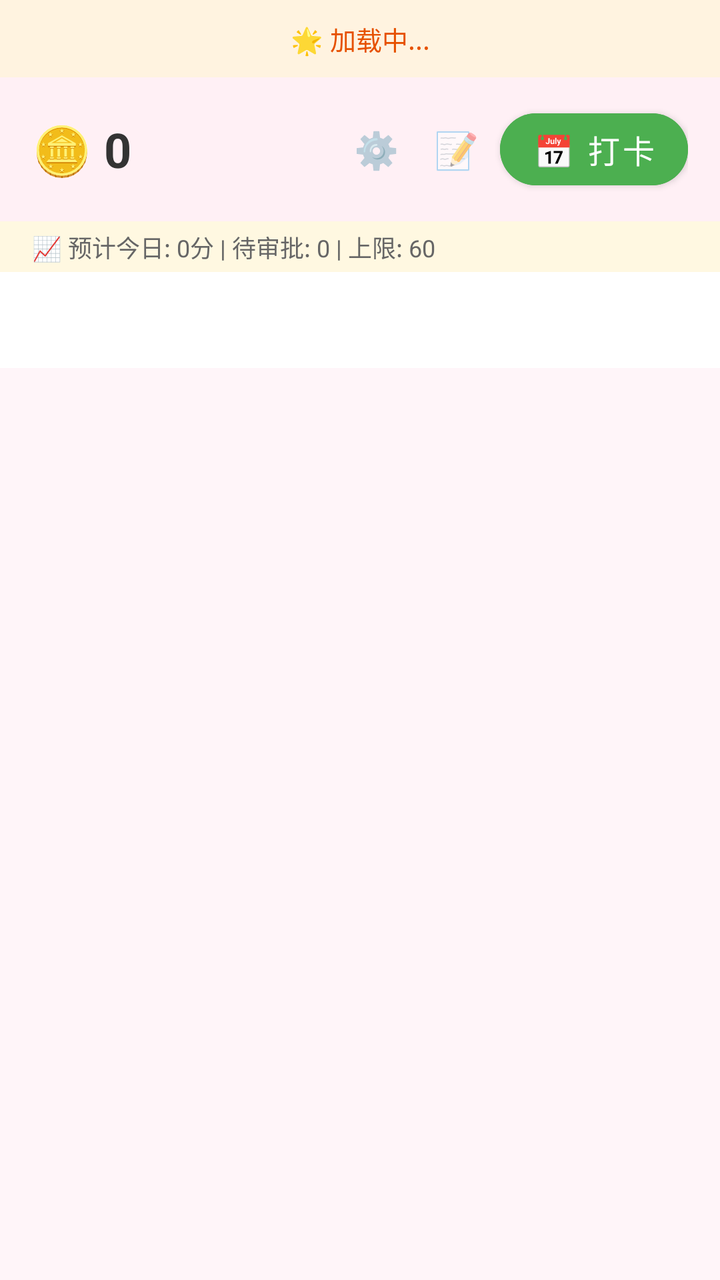
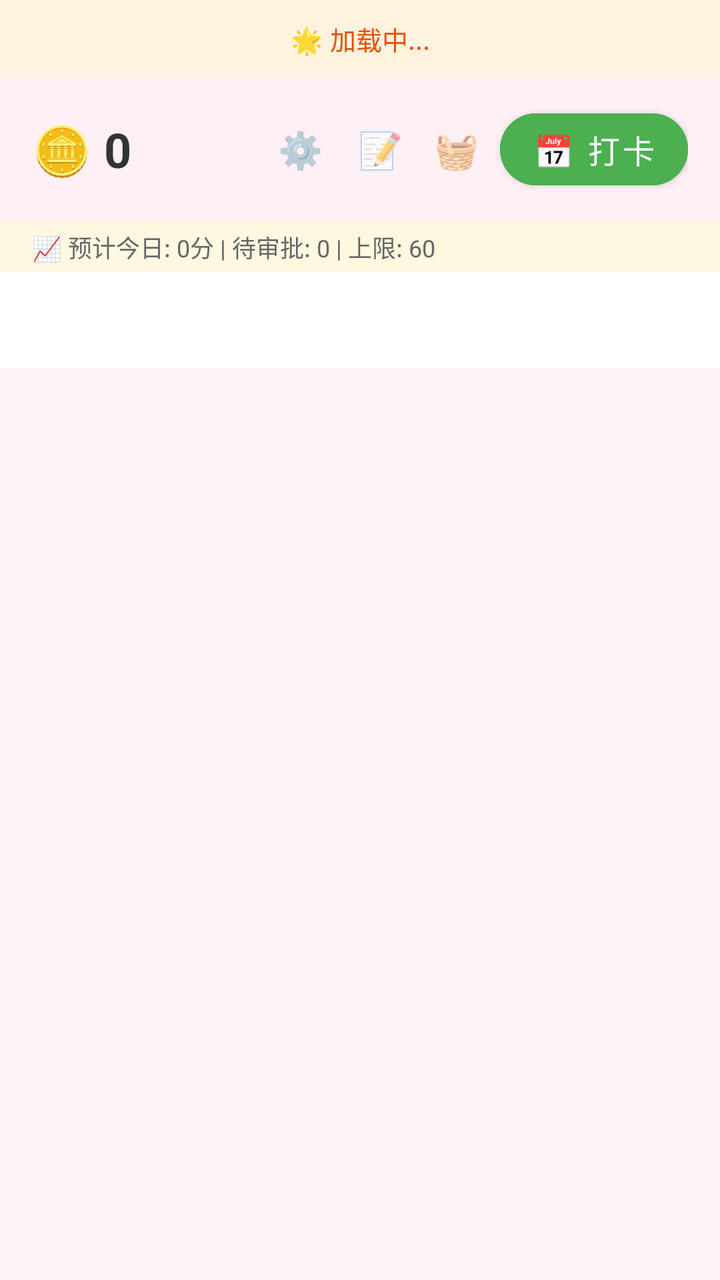

An Android layout rendered at two revisions. The XML below is the earlier revision; the diff shows what the commit changed to produce the second picture.
<!-- AndroidManifest.xml: activity theme Theme.HabitTracker.Child -->
<!-- res/layout/activity_child.xml -->
<?xml version="1.0" encoding="utf-8"?>
<LinearLayout xmlns:android="http://schemas.android.com/apk/res/android"
    xmlns:app="http://schemas.android.com/apk/res-auto"
    android:layout_width="match_parent"
    android:layout_height="match_parent"
    android:orientation="vertical"
    android:background="@color/background_child">

    
    <TextView
        android:id="@+id/tv_daily_quote"
        android:layout_width="match_parent"
        android:layout_height="wrap_content"
        android:padding="10dp"
        android:paddingStart="16dp"
        android:paddingEnd="16dp"
        android:background="#FFF3E0"
        android:text="🌟 加载中..."
        android:textSize="13sp"
        android:textColor="#E65100"
        android:lineSpacingExtra="2dp"
        android:gravity="center" />

    
    <RelativeLayout
        android:layout_width="match_parent"
        android:layout_height="wrap_content"
        android:padding="12dp"
        android:paddingStart="16dp"
        android:paddingEnd="16dp"
        android:background="@color/child_pink_light">

        <TextView
            android:id="@+id/tv_coin_balance"
            android:layout_width="wrap_content"
            android:layout_height="wrap_content"
            android:layout_centerVertical="true"
            android:text="🪙 0"
            android:textSize="24sp"
            android:textColor="@color/text_primary"
            android:textStyle="bold" />

        <LinearLayout
            android:layout_width="wrap_content"
            android:layout_height="wrap_content"
            android:layout_alignParentEnd="true"
            android:layout_centerVertical="true"
            android:orientation="horizontal">

            <TextView
                android:id="@+id/btn_child_settings"
                android:layout_width="32dp"
                android:layout_height="32dp"
                android:text="⚙️"
                android:textSize="18sp"
                android:gravity="center"
                android:layout_marginEnd="8dp"
                android:background="?attr/selectableItemBackgroundBorderless"
                android:clickable="true"
                android:focusable="true"
                android:contentDescription="设置" />

            <TextView
                android:id="@+id/btn_submit_homework"
                android:layout_width="32dp"
                android:layout_height="32dp"
                android:text="📝"
                android:textSize="18sp"
                android:gravity="center"
                android:layout_marginEnd="6dp"
                android:background="?attr/selectableItemBackgroundBorderless"
                android:clickable="true"
                android:focusable="true"
                android:contentDescription="提交作业" />
            <com.google.android.material.button.MaterialButton
                android:id="@+id/btn_check_in"
                android:layout_width="wrap_content"
                android:layout_height="48dp"
                android:text="📅 打卡"
                android:textSize="16sp"
                android:textAllCaps="false"
                app:cornerRadius="24dp"
                android:backgroundTint="@color/child_green" />

        </LinearLayout>

    </RelativeLayout>
    
    <TextView
        android:id="@+id/tv_earning_estimate"
        android:layout_width="match_parent"
        android:layout_height="wrap_content"
        android:paddingStart="16dp"
        android:paddingEnd="16dp"
        android:paddingTop="4dp"
        android:paddingBottom="4dp"
        android:text="📈 预计今日: 0分 | 待审批: 0 | 上限: 60"
        android:textSize="12sp"
        android:textColor="#FF666666"
        android:background="#FFF8E1" />

    
    <com.google.android.material.tabs.TabLayout
        android:id="@+id/tab_layout"
        android:layout_width="match_parent"
        android:layout_height="48dp"
        android:background="@android:color/white"
        app:tabMode="fixed"
        app:tabGravity="fill" />

    
    <androidx.viewpager2.widget.ViewPager2
        android:id="@+id/view_pager"
        android:layout_width="match_parent"
        android:layout_height="0dp"
        android:layout_weight="1" />

</LinearLayout>
<!-- resources referenced by this layout -->
<resources>
  <color name="background_child">#FFF5F9</color>
  <color name="child_green">#4CAF50</color>
  <color name="child_pink_light">#FFF0F5</color>
  <color name="text_primary">#333333</color>
  <style name="Theme.HabitTracker.Child" parent="Theme.HabitTracker">
          <item name="colorPrimary">@color/child_pink</item>
          <item name="android:statusBarColor">@color/child_pink_light</item>
      </style>
  <style name="Theme.HabitTracker" parent="Theme.MaterialComponents.Light.NoActionBar">
          <item name="colorPrimary">@color/child_pink</item>
          <item name="colorPrimaryVariant">@color/child_pink_light</item>
          <item name="colorOnPrimary">@color/white</item>
          <item name="colorSecondary">@color/child_green</item>
          <item name="android:statusBarColor">@color/child_pink_light</item>
      </style>
  <color name="child_pink">#FF6B9D</color>
  <color name="white">#FFFFFF</color>
</resources>

<!-- the commit's change to res/layout/activity_child.xml (unified diff, before → after) -->
@@ -72,6 +72,18 @@
                 android:clickable="true"
                 android:focusable="true"
                 android:contentDescription="提交作业" />
+            <TextView
+                android:id="@+id/btn_laundry"
+                android:layout_width="32dp"
+                android:layout_height="32dp"
+                android:text="🧺"
+                android:textSize="18sp"
+                android:gravity="center"
+                android:layout_marginEnd="6dp"
+                android:background="?attr/selectableItemBackgroundBorderless"
+                android:clickable="true"
+                android:focusable="true"
+                android:contentDescription="洗衣任务" />
             <com.google.android.material.button.MaterialButton
                 android:id="@+id/btn_check_in"
                 android:layout_width="wrap_content"
